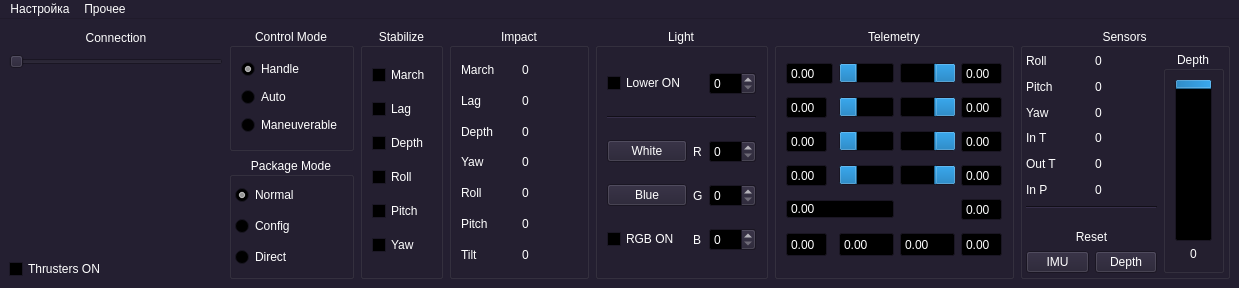
The window that mainwindow.ui (HydroScan-rov/PoolsideGUI) describes before a commit, drawn with Qt 5.
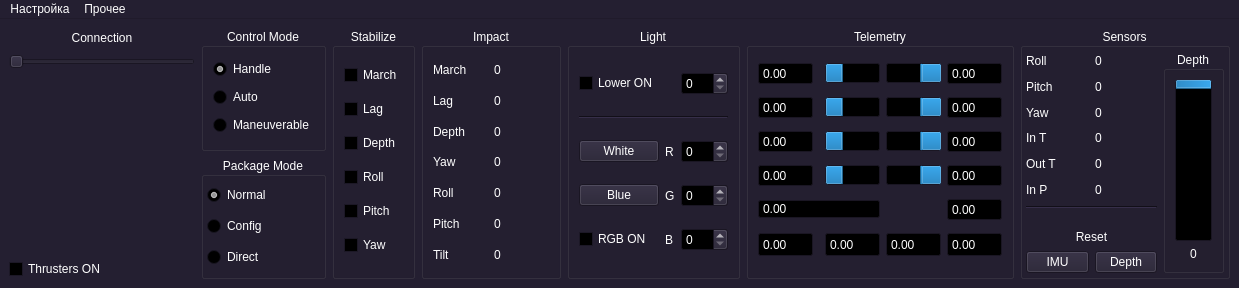
The same window after the commit.

Commit message: update max values for accums

The edit to the form file:
```diff
--- a/mainwindow.ui
+++ b/mainwindow.ui
@@ -981,6 +981,9 @@
            <property name="buttonSymbols">
             <enum>QAbstractSpinBox::NoButtons</enum>
            </property>
+           <property name="maximum">
+            <double>5000.000000000000000</double>
+           </property>
           </widget>
          </item>
          <item row="2" column="4">
@@ -1037,6 +1040,9 @@
            <property name="buttonSymbols">
             <enum>QAbstractSpinBox::NoButtons</enum>
            </property>
+           <property name="maximum">
+            <double>5000.000000000000000</double>
+           </property>
           </widget>
          </item>
          <item row="2" column="2">
@@ -1093,6 +1099,9 @@
            <property name="buttonSymbols">
             <enum>QAbstractSpinBox::NoButtons</enum>
            </property>
+           <property name="maximum">
+            <double>5000.000000000000000</double>
+           </property>
           </widget>
          </item>
          <item row="2" column="0">
@@ -1351,6 +1360,9 @@
            <property name="buttonSymbols">
             <enum>QAbstractSpinBox::NoButtons</enum>
            </property>
+           <property name="maximum">
+            <double>5000.000000000000000</double>
+           </property>
           </widget>
          </item>
          <item row="3" column="3">
@@ -1541,6 +1553,9 @@
            <property name="buttonSymbols">
             <enum>QAbstractSpinBox::NoButtons</enum>
            </property>
+           <property name="maximum">
+            <double>5000.000000000000000</double>
+           </property>
           </widget>
          </item>
          <item row="4" column="4">
@@ -1557,6 +1572,9 @@
            <property name="buttonSymbols">
             <enum>QAbstractSpinBox::NoButtons</enum>
            </property>
+           <property name="maximum">
+            <double>5000.000000000000000</double>
+           </property>
           </widget>
          </item>
         </layout>
```
